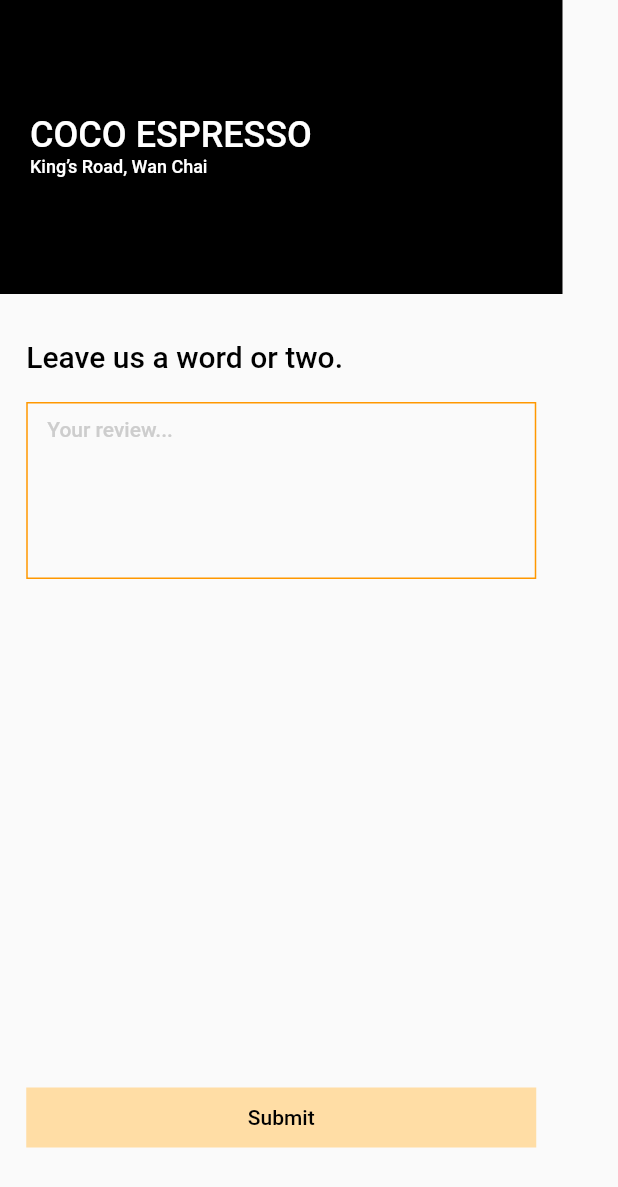
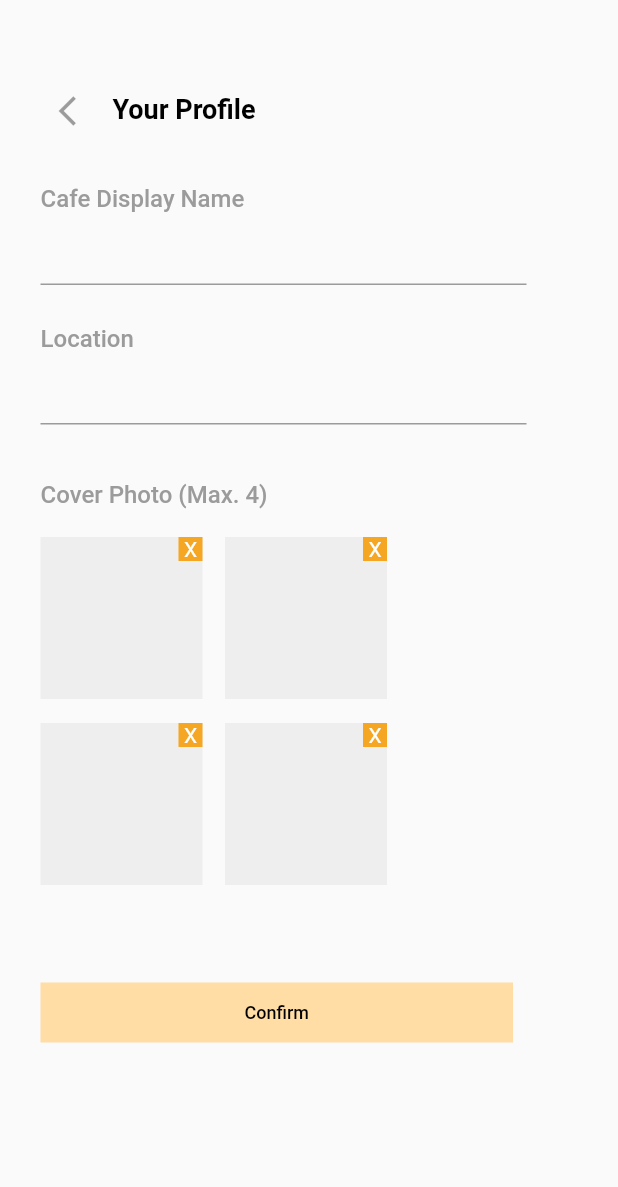
Before and after one commit to tkff1222/ui_screen, a Flutter app: the screen it shows after launch, on a phone screen of 412 x 824 dp. Shown: the top 1187 px of the screen. Run offline on Flutter 3.47's test engine with Material 2 defaults, Android fonts, the phone set to English and light mode, and no system bars; our stand-ins replace flutter_svg; Roboto replaces fonts that are missing (Avenir, Futura).

Commit message:
Arro cafe login- edit Profile

```diff
--- /dev/null
+++ b/lib/Settings.dart
@@ -0,0 +1,214 @@
+import 'package:flutter/material.dart';
+
+class Settings extends StatefulWidget {
+  Settings({Key key}) : super(key: key);
+
+  @override
+  _SettingsState createState() => new _SettingsState();
+}
+
+class _SettingsState extends State<Settings> {
+  @override
+  Widget build(BuildContext context) {
+    return new Scaffold(
+      body: Padding(
+        padding: const EdgeInsets.symmetric(horizontal: 27),
+        child: new Column(
+          mainAxisAlignment: MainAxisAlignment.start,
+          crossAxisAlignment: CrossAxisAlignment.start,
+          children: <Widget>[
+            SizedBox(height: 50),
+            Row(
+              children: <Widget>[
+                IconButton(
+                    icon: Icon(Icons.arrow_back_ios),
+                    onPressed: null
+                ),
+                new Container(
+                    width: 262,
+                    height:24,
+                    child:new Text( "Your Profile", style: TextStyle(
+                      fontSize: 18,
+                      fontWeight: FontWeight.bold,
+                      fontFamily: "Futura",
+                      color: Color(0xFF000000),
+                    ),)),
+              ],
+            ),
+            SizedBox(height: 25.0),
+            new Container(
+                width: 324,
+                height:68,
+                child: Column(
+                  mainAxisAlignment: MainAxisAlignment.start,
+                  crossAxisAlignment: CrossAxisAlignment.start,
+                  children: <Widget>[
+                    new Text( "Cafe Display Name", style: TextStyle(
+                      fontSize: 16,
+                      fontWeight: FontWeight.w500,
+                      fontFamily: "Avenir",
+                      color: Color(0xFF9B9B9B),
+                    ),),
+                    new TextField(),
+                  ],
+                )),
+            SizedBox(height: 25.0),
+            new Container(
+                width: 324,
+                height:68,
+                child: Column(
+                  mainAxisAlignment: MainAxisAlignment.start,
+                  crossAxisAlignment: CrossAxisAlignment.start,
+                  children: <Widget>[
+                    new Text( "Location", style: TextStyle(
+                      fontSize: 16,
+                      fontWeight: FontWeight.w500,
+                      fontFamily: "Avenir",
+                      color: Color(0xFF9B9B9B),
+                    ),),
+                    new TextField(),
+                  ],
+                )),
+            SizedBox(height: 36.0),
+            new Text( "Cover Photo (Max. 4)", style: TextStyle(
+              fontSize: 16,
+              fontWeight: FontWeight.w500,
+              fontFamily: "Avenir",
+              color: Color(0xFF9B9B9B),
+            ),),
+            SizedBox(height: 19.0),
+            _buildCoverPhoto(),
+            SizedBox(height: 65.0),
+            new Container(
+                width: 315,
+                height:40,
+                alignment: Alignment.center,
+                decoration: new BoxDecoration(
+                  color: Color(0xFFFFDDA5),
+                ),
+                child: new Container(
+                    width: 261,
+                    height:15,
+                    alignment: Alignment.center,
+                    child:new Text( "Confirm", style: TextStyle(
+                      fontSize: 12,
+                      fontWeight: FontWeight.w500,
+                      fontFamily: "Futura",
+                      color: Color(0xFF000000),
+                    ),))),
+          ],
+        ),
+      ),
+    );
+  }
+}
+
+_buildCoverPhoto() {
+  return Column(
+    children: <Widget>[
+      Row(
+        children: <Widget>[
+          new Stack(
+            children: <Widget>[
+              new Container(
+                  width: 108,
+                  height:108,
+                  decoration: new BoxDecoration(
+                    color: Color(0xFFEEEEEE),
+                  ),
+                  child: new Container()),
+              Padding(
+                padding: const EdgeInsets.only(left: 92),
+                child: new Container(
+                  width: 16,
+                  height:16,
+                  alignment: Alignment.center,
+                  decoration: new BoxDecoration(
+                    color: Color(0xFFF5A623),
+                  ),
+                  child: new Text('X', style: new TextStyle(
+                      color: Colors.white),),),
+              )
+            ],
+          ),
+          SizedBox(width: 15.0),
+          new Stack(
+            children: <Widget>[
+              new Container(
+                  width: 108,
+                  height:108,
+                  decoration: new BoxDecoration(
+                    color: Color(0xFFEEEEEE),
+                  ),
+                  child: new Container()),
+              Padding(
+                padding: const EdgeInsets.only(left: 92),
+                child: new Container(
+                  width: 16,
+                  height:16,
+                  alignment: Alignment.center,
+                  decoration: new BoxDecoration(
+                    color: Color(0xFFF5A623),
+                  ),
+                  child: new Text('X', style: new TextStyle(
+                      color: Colors.white),),),
+              )
+            ],
+          ),
+        ],
+      ),
+      SizedBox(height: 16.0),
+      Row(
+        children: <Widget>[
+          new Stack(
+            children: <Widget>[
+              new Container(
+                  width: 108,
+                  height:108,
+                  decoration: new BoxDecoration(
+                    color: Color(0xFFEEEEEE),
+                  ),
+                  child: new Container()),
+              Padding(
+                padding: const EdgeInsets.only(left: 92),
+                child: new Container(
+                  width: 16,
+                  height:16,
+                  alignment: Alignment.center,
+                  decoration: new BoxDecoration(
+                    color: Color(0xFFF5A623),
+                  ),
+                  child: new Text('X', style: new TextStyle(
+                      color: Colors.white),),),
+              )
+            ],
+          ),
+          SizedBox(width: 15.0),
+          new Stack(
+            children: <Widget>[
+              new Container(
+                  width: 108,
+                  height:108,
+                  decoration: new BoxDecoration(
+                    color: Color(0xFFEEEEEE),
+                  ),
+                  child: new Container()),
+              Padding(
+                padding: const EdgeInsets.only(left: 92),
+                child: new Container(
+                  width: 16,
+                  height:16,
+                  alignment: Alignment.center,
+                  decoration: new BoxDecoration(
+                    color: Color(0xFFF5A623),
+                  ),
+                  child: new Text('X', style: new TextStyle(
+                      color: Colors.white),),),
+              )
+            ],
+          ),
+        ],
+      ),
+    ],
+  );
+}
--- a/lib/main.dart
+++ b/lib/main.dart
@@ -18,6 +18,7 @@ import 'package:ui_screen/RegisterSalon.dart';
 import 'package:ui_screen/RegisterSalon2.dart';
 import 'package:ui_screen/SA001.dart';
 import 'package:ui_screen/SalonLandingScreen.dart';
+import 'package:ui_screen/Settings.dart';
 import 'package:ui_screen/SignUpSalon.dart';
 import 'package:ui_screen/TestScreen.dart';
 import 'package:ui_screen/VenueSalon.dart';
@@ -45,7 +46,7 @@ class MyApp extends StatelessWidget {
       //home: MyHomePage(title: 'Flutter Demo Home Page'),
       //home:SalonLandingScreen(),
       //home: SA001(),
-      home: C005(),
+      home: Settings(),
     );
   }
 }
```
